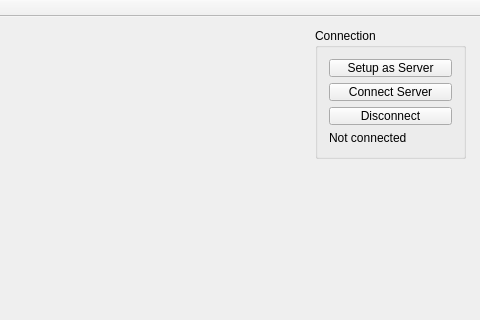
This is src/gomoku.ui in roastduck/gomoku as Qt 5 draws it before an edit; both pictures show x 320 to 800 and y 0 to 320 of the 800 by 600 pixel window. The edited form follows.
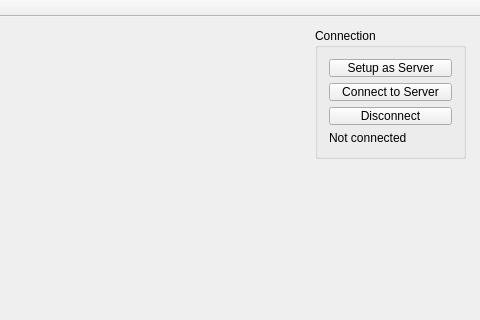
This is the edited form.

```diff
--- a/src/gomoku.ui
+++ b/src/gomoku.ui
@@ -56,7 +56,7 @@
         <item>
          <widget class="QPushButton" name="clientButton">
           <property name="text">
-           <string>Connect Server</string>
+           <string>Connect to Server</string>
           </property>
          </widget>
         </item>
```
Left out of the diff: 2 changed lines with no effect on the pictures.
